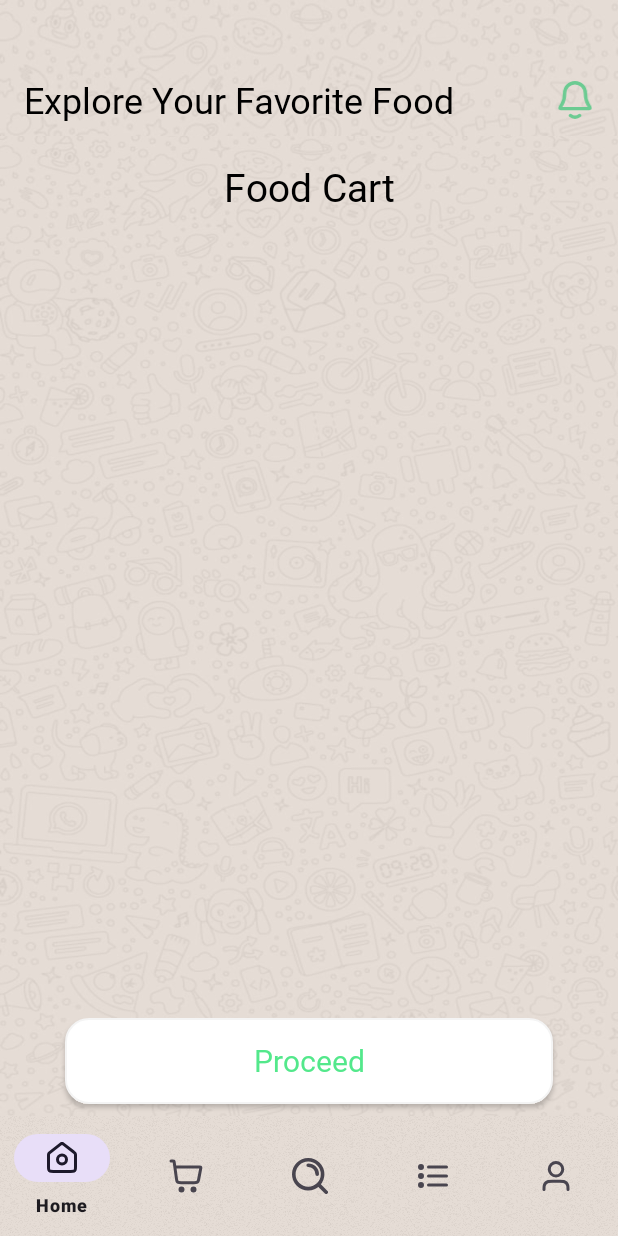
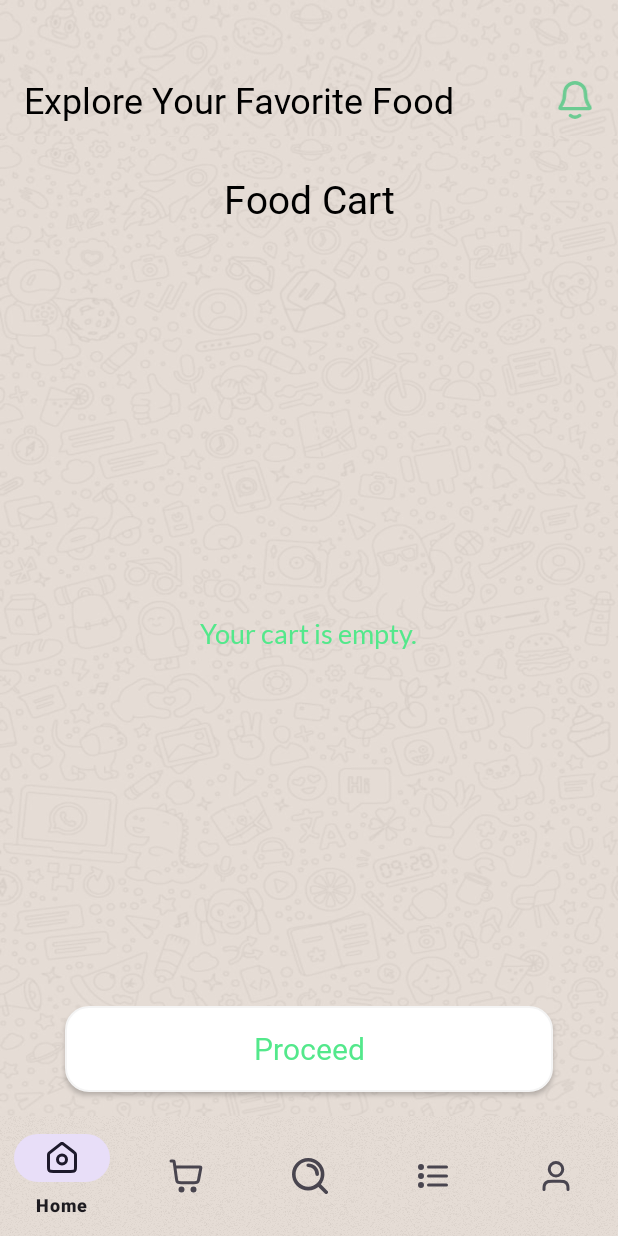
Before and after one commit to Yuvi9552/Waves-Of-Food, an Android app: the fragment CartFragment placed in its activity, on a phone screen of 412 x 824 dp. Run offline under Robolectric (Android 15) with nearby library versions, the phone set to English and light mode, and no system bars; our stand-ins replace Firebase (no records; nobody signed in at launch, a user with empty details on screens opened directly); libraries missing offline, so code that uses them is left out: com.denzcoskun.imageslider; 3 statements that could not run were skipped.

```diff
--- a/app/src/main/java/com/example/wavesoffood/Fragment/CartFragment.kt
+++ b/app/src/main/java/com/example/wavesoffood/Fragment/CartFragment.kt
@@ -35,8 +35,15 @@ class CartFragment : Fragment() {
         auth = FirebaseAuth.getInstance()
         database = FirebaseDatabase.getInstance()
 
-        binding.proceedbuttoncart.setOnClickListener { getOrderItemsDetails() }
+        // ✅ Load items from Firebase
+        retrieveCartItems()
 
+        // ✅ Proceed button to PayQuickActivity
+        binding.proceedbuttoncart.setOnClickListener {
+            getOrderItemsDetails()
+        }
+
+        // ✅ Back navigation to HomeFragment
         requireActivity().onBackPressedDispatcher.addCallback(viewLifecycleOwner, object : OnBackPressedCallback(true) {
             override fun handleOnBackPressed() {
                 parentFragmentManager.beginTransaction()
@@ -56,6 +63,7 @@ class CartFragment : Fragment() {
             override fun onDataChange(snapshot: DataSnapshot) {
                 if (!isAdded || context == null) return
 
+                // Clear previous lists
                 foodNames.clear()
                 foodPrices.clear()
                 foodDescriptions.clear()
@@ -77,9 +85,17 @@ class CartFragment : Fragment() {
                     }
                 }
 
-                cartAdapter = CartAdapter(requireContext(), foodNames, foodPrices, foodDescriptions, foodImages, foodQuantity, foodIngredients, itemKeys)
-                binding.cartrecyclerview.layoutManager = LinearLayoutManager(requireContext())
-                binding.cartrecyclerview.adapter = cartAdapter
+                // Show cart items
+                if (foodNames.isNotEmpty()) {
+                    cartAdapter = CartAdapter(requireContext(), foodNames, foodPrices, foodDescriptions, foodImages, foodQuantity, foodIngredients, itemKeys)
+                    binding.cartrecyclerview.layoutManager = LinearLayoutManager(requireContext())
+                    binding.cartrecyclerview.adapter = cartAdapter
+                    binding.cartrecyclerview.visibility = View.VISIBLE
+                    binding.emptyCartText.visibility = View.GONE
+                } else {
+                    binding.cartrecyclerview.visibility = View.GONE
+                    binding.emptyCartText.visibility = View.VISIBLE
+                }
             }
 
             override fun onCancelled(error: DatabaseError) {
--- a/app/src/main/res/layout/fragment_cart.xml
+++ b/app/src/main/res/layout/fragment_cart.xml
@@ -6,49 +6,63 @@
     android:layout_height="match_parent"
     android:background="@drawable/backgroundimage">
 
+    <!-- Title -->
     <TextView
         android:id="@+id/textView23"
         android:layout_width="wrap_content"
         android:layout_height="wrap_content"
-        android:layout_marginTop="16dp"
+        android:layout_marginTop="24dp"
+        android:text="Food Cart"
+        android:textSize="26sp"
+        android:textColor="@color/black"
         android:fontFamily="@font/yeonsung_regular"
-        android:text="Food Cart"
-        android:textColor="@color/black"
+        app:layout_constraintTop_toTopOf="parent"
+        app:layout_constraintStart_toStartOf="parent"
+        app:layout_constraintEnd_toEndOf="parent" />
 
-        android:textSize="26sp"
-        app:layout_constraintBottom_toTopOf="@+id/cartrecyclerview"
+    <!-- Empty Cart Text (Initially GONE) -->
+    <TextView
+        android:id="@+id/emptyCartText"
+        android:layout_width="wrap_content"
+        android:layout_height="wrap_content"
+        android:layout_marginTop="24dp"
+        android:fontFamily="@font/lato_regular"
+        android:text="Your cart is empty."
+        android:textColor="@color/green"
+        android:textSize="18sp"
+        android:visibility="invisible"
+        app:layout_constraintBottom_toTopOf="@id/proceedbuttoncart"
         app:layout_constraintEnd_toEndOf="parent"
         app:layout_constraintStart_toStartOf="parent"
-        app:layout_constraintTop_toTopOf="parent" />
+        app:layout_constraintTop_toBottomOf="@id/textView23" />
 
+    <!-- RecyclerView for Cart Items -->
     <androidx.recyclerview.widget.RecyclerView
         android:id="@+id/cartrecyclerview"
         android:layout_width="0dp"
         android:layout_height="0dp"
-        android:layout_marginStart="1dp"
         android:layout_marginTop="16dp"
-        android:layout_marginEnd="1dp"
         android:layout_marginBottom="16dp"
-        app:layout_constraintBottom_toTopOf="@+id/proceedbuttoncart"
-        app:layout_constraintEnd_toEndOf="parent"
+        tools:listitem="@layout/cart_item"
+        app:layout_constraintTop_toBottomOf="@id/textView23"
+        app:layout_constraintBottom_toTopOf="@id/proceedbuttoncart"
         app:layout_constraintStart_toStartOf="parent"
-        app:layout_constraintTop_toBottomOf="@+id/textView23" />
+        app:layout_constraintEnd_toEndOf="parent" />
 
+    <!-- Proceed Button -->
     <androidx.appcompat.widget.AppCompatButton
-        android:background="@drawable/proceedbutton"
         android:id="@+id/proceedbuttoncart"
         android:layout_width="325dp"
         android:layout_height="57dp"
-        android:layout_marginStart="16dp"
-        android:layout_marginEnd="16dp"
-        android:layout_marginBottom="8dp"
+        android:layout_marginBottom="16dp"
         android:text="Proceed"
         android:textSize="20sp"
         android:textAllCaps="false"
+        android:textColor="@color/green"
         android:fontFamily="@font/yeonsung_regular"
-        android:textColor="@color/green"
+        android:background="@drawable/proceedbutton"
         app:layout_constraintBottom_toBottomOf="parent"
-        app:layout_constraintEnd_toEndOf="parent"
-        app:layout_constraintStart_toStartOf="parent" />
+        app:layout_constraintStart_toStartOf="parent"
+        app:layout_constraintEnd_toEndOf="parent" />
 
 </androidx.constraintlayout.widget.ConstraintLayout>
```
